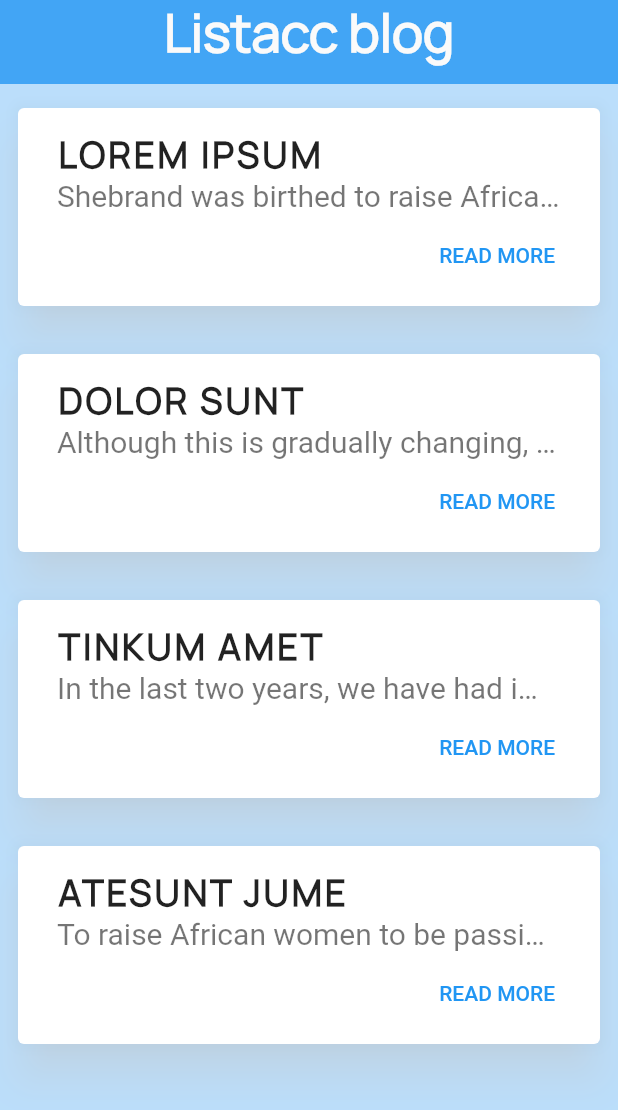
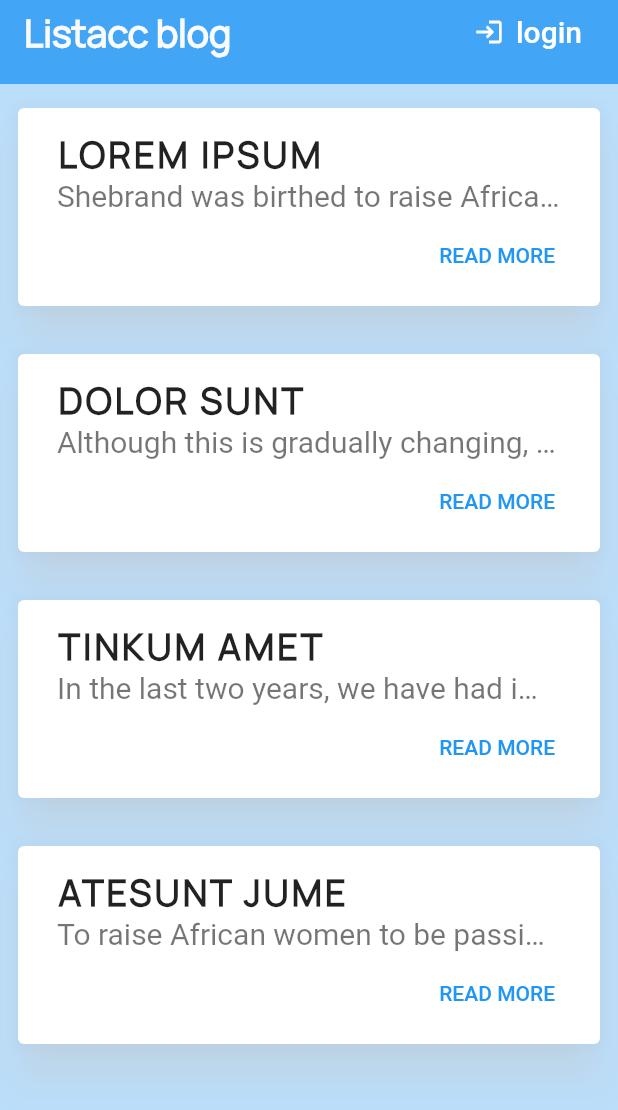
Before and after one commit to vincentgeorge35/Blog, a Flutter app: the screen it shows after launch, on a phone screen of 412 x 824 dp. Shown: the top 1110 px of the screen. Run offline on Flutter 3.47's test engine with Material 2 defaults, Android fonts, the phone set to English and light mode, and no system bars; our stand-ins replace flutter_spinkit, flutter_svg, font_awesome_flutter.

Commit message:
new commit

```diff
--- a/Blog-Project/mobile/blog_app/lib/main.dart
+++ b/Blog-Project/mobile/blog_app/lib/main.dart
@@ -1,4 +1,5 @@
 import 'package:blog_app/screens/home/blog_home.dart';
+import 'package:blog_app/screens/auth/login.dart';
 import 'package:blog_app/shared/loading.dart';
 import 'package:flutter/material.dart';
 
@@ -17,6 +18,7 @@ class MyApp extends StatelessWidget {
       routes: {
         '/': (context) => Loading(),
         '/home': (context) => BlogHome(),
+        '/login':(context) => Login(),
       },
     );
   }
--- /dev/null
+++ b/Blog-Project/mobile/blog_app/lib/screens/auth/login.dart
@@ -0,0 +1,22 @@
+import 'package:flutter/material.dart';
+import 'package:blog_app/screens/auth/components/auth_body.dart';
+
+
+class Login extends StatefulWidget {
+  const Login({ Key? key }) : super(key: key);
+
+  @override
+  _LoginState createState() => _LoginState();
+}
+
+class _LoginState extends State<Login> {
+  @override
+  Widget build(BuildContext context) {
+    return Scaffold(
+
+      body: AuthBody(),
+
+
+    );
+  }
+}
--- a/Blog-Project/mobile/blog_app/lib/screens/home/blog_home.dart
+++ b/Blog-Project/mobile/blog_app/lib/screens/home/blog_home.dart
@@ -13,7 +13,7 @@ class _BlogHomeState extends State<BlogHome> {
   @override
   Widget build(BuildContext context) {
     return Scaffold(
-      backgroundColor: Colors.blue[100],
+      backgroundColor: bgColor,
       appBar: buildAppBar(),
       body: Body(),
     );
@@ -23,19 +23,46 @@ class _BlogHomeState extends State<BlogHome> {
     return AppBar(
       title: Padding(
         padding: const EdgeInsets.only(bottom: mDefaultSize / 1.5),
-        child: Text(
+        child: Row(
+          mainAxisAlignment: MainAxisAlignment.spaceBetween,
+          children: [
+            Text(
               'Listacc blog',
               style: TextStyle(
                 color: Colors.grey[50],
-            fontSize: 35.0,
+                fontSize: 25.0,
                 fontWeight: FontWeight.w700,
                 fontFamily: 'Manrope',
               ),
             ),
+            SizedBox(
+              width: 40,
+            ),
+            TextButton.icon(
+              style: TextButton.styleFrom(
+                primary: Colors.white,
+              ),
+              onPressed: () {
+                Navigator.pushNamed(context, '/login');
+              },
+              icon: Icon(
+                Icons.login,
+                color: Colors.white,
+                size: mDefaultSize,
+              ),
+              label: Text(
+                'login',
+                style: TextStyle(
+                  fontSize: mDefaultSize,
+                ),
+              ),
+            )
+          ],
+        ),
       ),
       elevation: 0,
       centerTitle: true,
-      backgroundColor: Colors.blue[400],
+      backgroundColor: primaryColor,
     );
   }
 }
--- a/Blog-Project/mobile/blog_app/lib/shared/constants.dart
+++ b/Blog-Project/mobile/blog_app/lib/shared/constants.dart
@@ -1 +1,5 @@
+import 'package:flutter/material.dart';
+
 const mDefaultSize = 20.0;
+const primaryColor = Color(0xFF42A5F5);
+const bgColor = Color(0xFFBBDEFB);
--- a/Blog-Project/mobile/blog_app/pubspec.yaml
+++ b/Blog-Project/mobile/blog_app/pubspec.yaml
@@ -3,7 +3,7 @@ description: A new Flutter project.
 
 # The following line prevents the package from being accidentally published to
 # pub.dev using `pub publish`. This is preferred for private packages.
-publish_to: 'none' # Remove this line if you wish to publish to pub.dev
+publish_to: "none" # Remove this line if you wish to publish to pub.dev
 
 # The following defines the version and build number for your application.
 # A version number is three numbers separated by dots, like 1.2.43
@@ -18,7 +18,7 @@ publish_to: 'none' # Remove this line if you wish to publish to pub.dev
 version: 1.0.0+1
 
 environment:
-  sdk: '>=2.12.0 <3.0.0'
+  sdk: ">=2.13.0 <3.0.0"
 
 dependencies:
   flutter:
@@ -31,6 +31,7 @@ dependencies:
   intl: ^0.17.0
   font_awesome_flutter: ^9.2.0
   flutter_spinkit: ^5.1.0
+  flutter_svg: ^1.0.0
 
 dev_dependencies:
   flutter_test:
@@ -49,6 +50,7 @@ flutter:
   # To add assets to your application, add an assets section, like this:
   assets:
     - assets/images/
+    - assets/icons/
 
   # An image asset can refer to one or more resolution-specific "variants", see
   # https://flutter.dev/assets-and-images/#resolution-aware.
```
Also changed, not shown: Blog-Project/mobile/blog_app/lib/screens/auth/components/auth_body.dart (added, +62 -0 lines), Blog-Project/mobile/blog_app/lib/screens/auth/components/background.dart (added, +41 -0 lines), Blog-Project/mobile/blog_app/lib/screens/auth/components/rounded_inputfield.dart (added, +36 -0 lines), Blog-Project/mobile/blog_app/lib/screens/auth/components/textfield_container.dart (added, +26 -0 lines), Blog-Project/mobile/blog_app/assets/icons/login.png (added), Blog-Project/mobile/blog_app/assets/icons/login.svg (added), Blog-Project/mobile/blog_app/assets/icons/login2.svg (added), Blog-Project/mobile/blog_app/assets/icons/signup.svg (added), Blog-Project/mobile/blog_app/assets/icons/user-login.svg (added), Blog-Project/mobile/blog_app/assets/images/blob_bottom.png (added), Blog-Project/mobile/blog_app/assets/images/blob_top.png (added), Blog-Project/mobile/blog_app/lib/shared/loading.dart (line endings or trailing spaces), Blog-Project/mobile/blog_app/pubspec.lock, 14 other files. Lines whose indentation alone changed are shown as unchanged.
